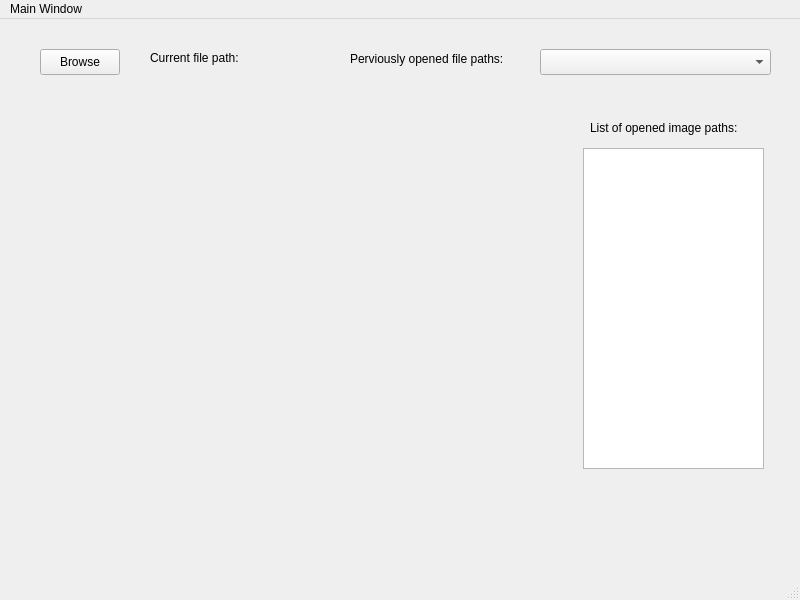
First picture: the form in Beadando/mainwindow.ui, repository Skiba19/Qt-framework, before the edit.
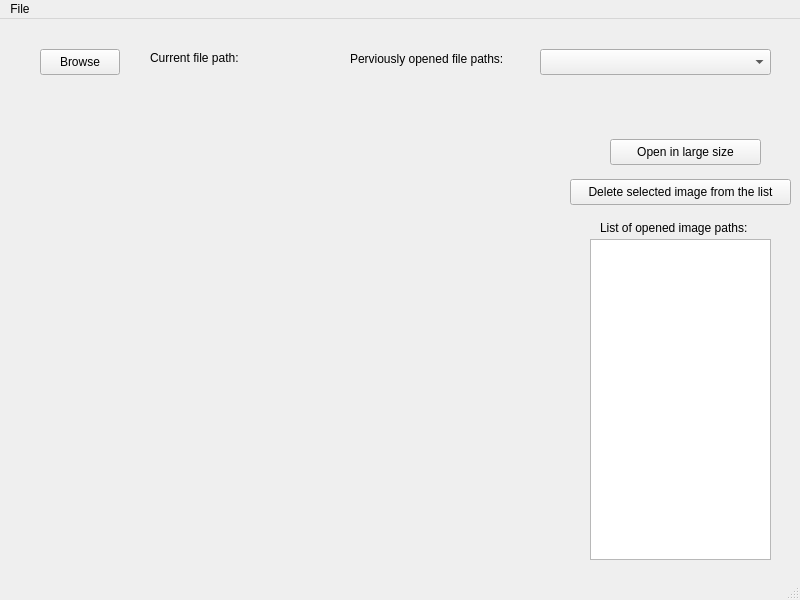
Second picture: the form after the edit.

```diff
--- a/Beadando/mainwindow.ui
+++ b/Beadando/mainwindow.ui
@@ -92,8 +92,8 @@
    <widget class="QTextEdit" name="paths_textEdit">
     <property name="geometry">
      <rect>
-      <x>583</x>
-      <y>129</y>
+      <x>590</x>
+      <y>220</y>
       <width>181</width>
       <height>321</height>
      </rect>
@@ -102,8 +102,8 @@
    <widget class="QLabel" name="label_2">
     <property name="geometry">
      <rect>
-      <x>590</x>
-      <y>100</y>
+      <x>600</x>
+      <y>200</y>
       <width>181</width>
       <height>18</height>
      </rect>
@@ -112,6 +112,32 @@
      <string>List of opened image paths:</string>
     </property>
    </widget>
+   <widget class="QPushButton" name="deleteButton">
+    <property name="geometry">
+     <rect>
+      <x>570</x>
+      <y>160</y>
+      <width>221</width>
+      <height>26</height>
+     </rect>
+    </property>
+    <property name="text">
+     <string>Delete selected image from the list</string>
+    </property>
+   </widget>
+   <widget class="QPushButton" name="largeButton">
+    <property name="geometry">
+     <rect>
+      <x>610</x>
+      <y>120</y>
+      <width>151</width>
+      <height>26</height>
+     </rect>
+    </property>
+    <property name="text">
+     <string>Open in large size</string>
+    </property>
+   </widget>
   </widget>
   <widget class="QMenuBar" name="menubar">
    <property name="geometry">
@@ -124,7 +150,7 @@
    </property>
    <widget class="QMenu" name="menuMain_Window">
     <property name="title">
-     <string>Main Window</string>
+     <string>File</string>
     </property>
    </widget>
    <addaction name="menuMain_Window"/>
```
Left out of the diff: 5 changed lines with no effect on the pictures.
